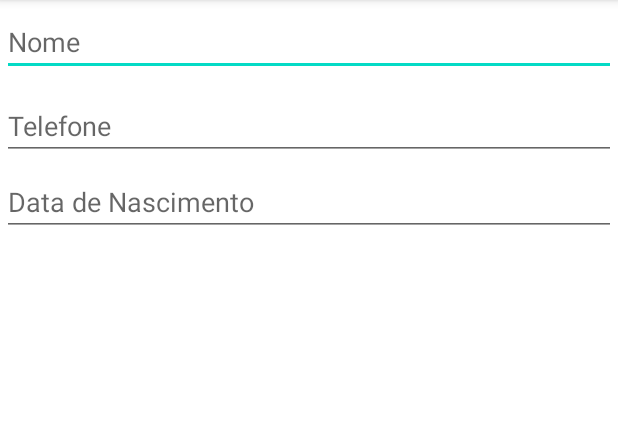
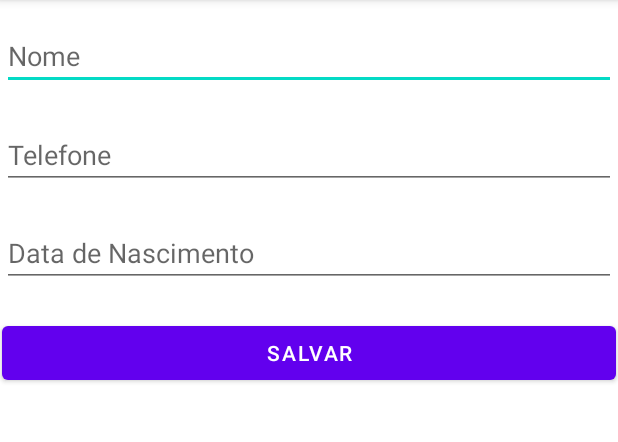
Before and after one commit to YukiLeonardo/List-Telefonica, an Android app: the screen it shows after launch (MainActivity), on a phone screen of 412 x 824 dp, the part 84-526 px from its top. Run offline under Robolectric (Android 15) with nearby library versions, the phone set to English and light mode, and no system bars.

Commit message:
Botão Salvar

```diff
--- a/app/src/main/res/layout/activity_main.xml
+++ b/app/src/main/res/layout/activity_main.xml
@@ -46,23 +46,41 @@
         android:layout_marginStart="1dp"
         android:layout_marginTop="5dp"
         android:layout_marginEnd="1dp"
-        android:layout_marginBottom="1dp"
+        android:layout_marginBottom="5dp"
         android:ems="10"
         android:hint="@string/hinr_data_de_nascimento"
         android:inputType="date"
+        app:layout_constraintBottom_toTopOf="@+id/id_salvar"
         app:layout_constraintEnd_toEndOf="parent"
         app:layout_constraintStart_toStartOf="parent"
         app:layout_constraintTop_toBottomOf="@+id/id_telefone" />
 
     <ListView
         android:id="@+id/id_list"
-        android:layout_width="0dp"
-        android:layout_height="574dp"
+        android:layout_width="405dp"
+        android:layout_height="477dp"
         android:layout_marginStart="1dp"
-        android:layout_marginTop="1dp"
+        android:layout_marginTop="5dp"
         android:layout_marginEnd="1dp"
         android:layout_marginBottom="1dp"
         app:layout_constraintBottom_toBottomOf="parent"
+        app:layout_constraintEnd_toEndOf="parent"
+        app:layout_constraintHorizontal_bias="0.0"
+        app:layout_constraintStart_toStartOf="parent"
+        app:layout_constraintTop_toBottomOf="@+id/id_salvar" />
+
+    <Button
+        android:id="@+id/id_salvar"
+        android:layout_width="0dp"
+        android:layout_height="wrap_content"
+        android:layout_marginStart="1dp"
+        android:layout_marginTop="5dp"
+        android:layout_marginEnd="1dp"
+        android:layout_marginBottom="5dp"
+        android:hint="@string/hind_salvar"
+        android:onClick="salvar"
+        android:text="@string/salvar"
+        app:layout_constraintBottom_toTopOf="@+id/id_list"
         app:layout_constraintEnd_toEndOf="parent"
         app:layout_constraintStart_toStartOf="parent"
         app:layout_constraintTop_toBottomOf="@+id/id_datanasc" />
--- a/app/src/main/res/values/strings.xml
+++ b/app/src/main/res/values/strings.xml
@@ -3,4 +3,6 @@
     <string name="hint_nome">Nome</string>
     <string name="hint_telefone">Telefone</string>
     <string name="hinr_data_de_nascimento">Data de Nascimento</string>
+    <string name="hind_salvar">salvar</string>
+    <string name="salvar">SALVAR</string>
 </resources>
```
Also changed, not shown: app/src/main/java/br/unigran/listatelefonica/Contatos.java (+1 -6 lines), app/src/main/java/br/unigran/listatelefonica/MainActivity.java (+5 -5 lines).
